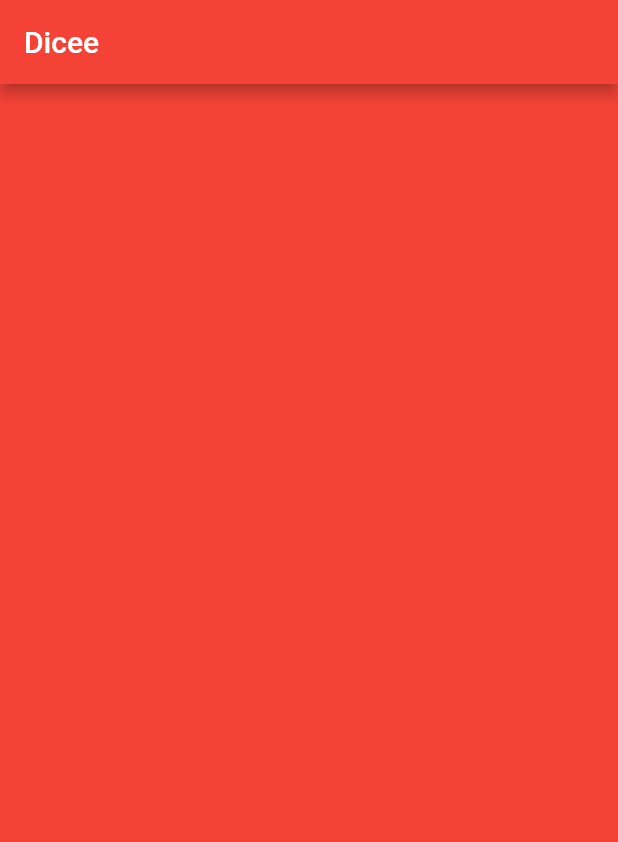
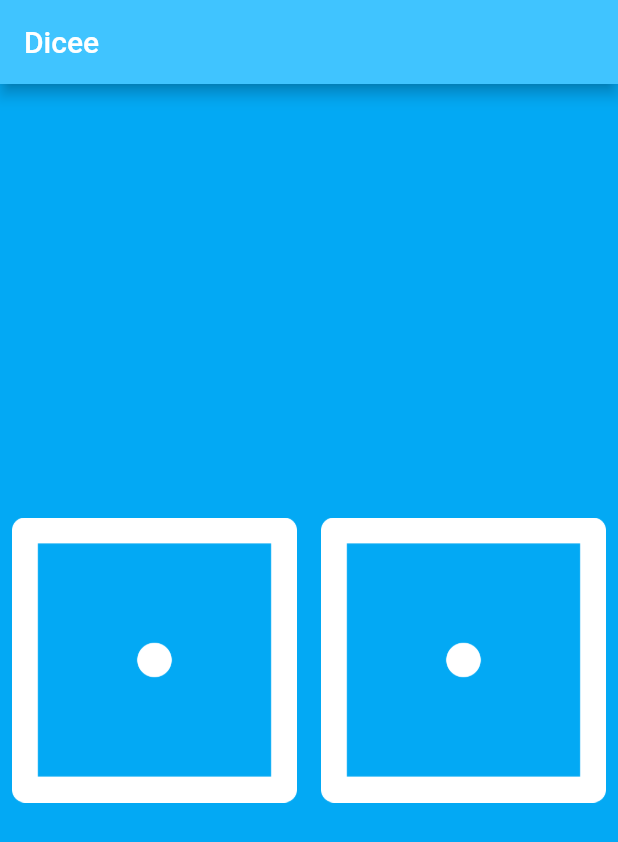
Before and after one commit to londonappbrewery/dicee-flutter, a Flutter app: the screen it shows after launch, on a phone screen of 412 x 824 dp. Shown: the top 842 px of the screen. Run offline on Flutter 3.47's test engine with Material 2 defaults, Android fonts, the phone set to English and light mode, and no system bars.

Commit message:
version 1

```diff
--- a/lib/main.dart
+++ b/lib/main.dart
@@ -4,10 +4,10 @@ void main() {
   return runApp(
     MaterialApp(
       home: Scaffold(
-        backgroundColor: Colors.red,
+        backgroundColor: Colors.lightBlue,
         appBar: AppBar(
           title: Text('Dicee'),
-          backgroundColor: Colors.red,
+          backgroundColor: Colors.lightBlueAccent,
         ),
         body: DicePage(),
       ),
@@ -15,9 +15,36 @@ void main() {
   );
 }
 
-class DicePage extends StatelessWidget {
+class DicePage extends StatefulWidget {
+
+  @override
+  _DicePageState createState() => _DicePageState();
+}
+
+class _DicePageState extends State<DicePage> {
+
+  int leftDiceNumber = 1;
+
   @override
   Widget build(BuildContext context) {
-    return Container();
+
+    return Center(
+      child: Row(
+        children: <Widget>[
+          Expanded(child: TextButton(
+            onPressed: (){
+              setState(() {
+                leftDiceNumber = 4;
+              });
+
+            },child: Image.asset('images/dice$leftDiceNumber.png'),),),
+          Expanded(child: TextButton(
+            onPressed: (){
+
+            },
+            child: Image.asset('images/dice1.png'),),),
+        ],
+      ),
+    );
   }
 }
```
Also changed, not shown: 4 other files.
